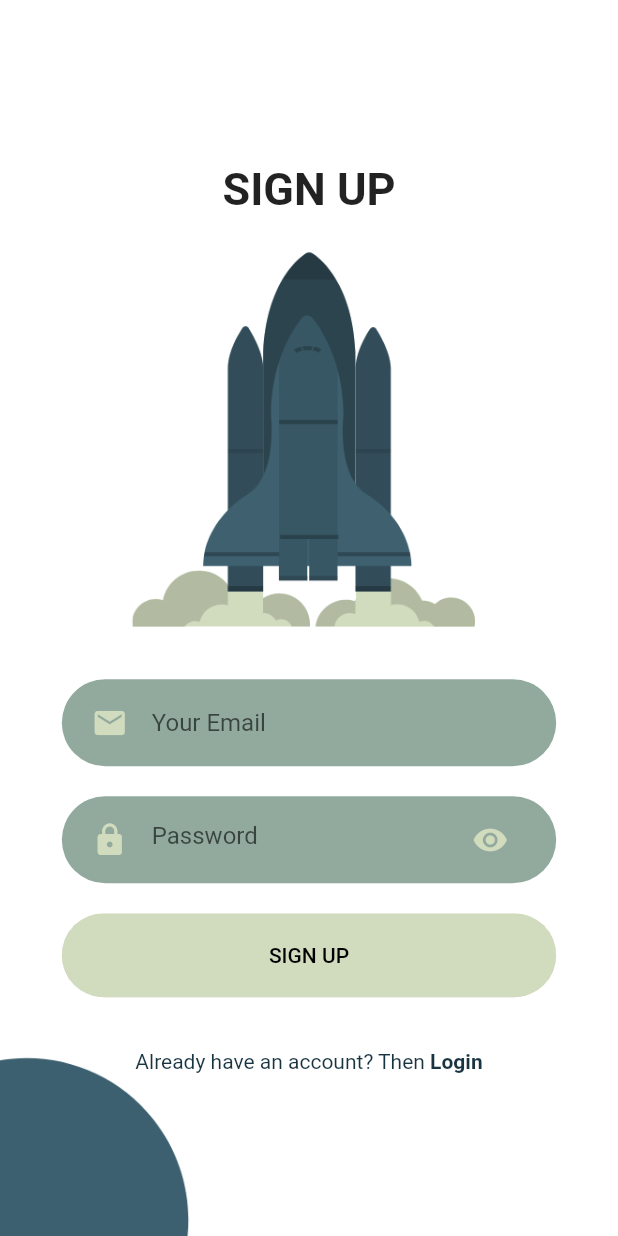
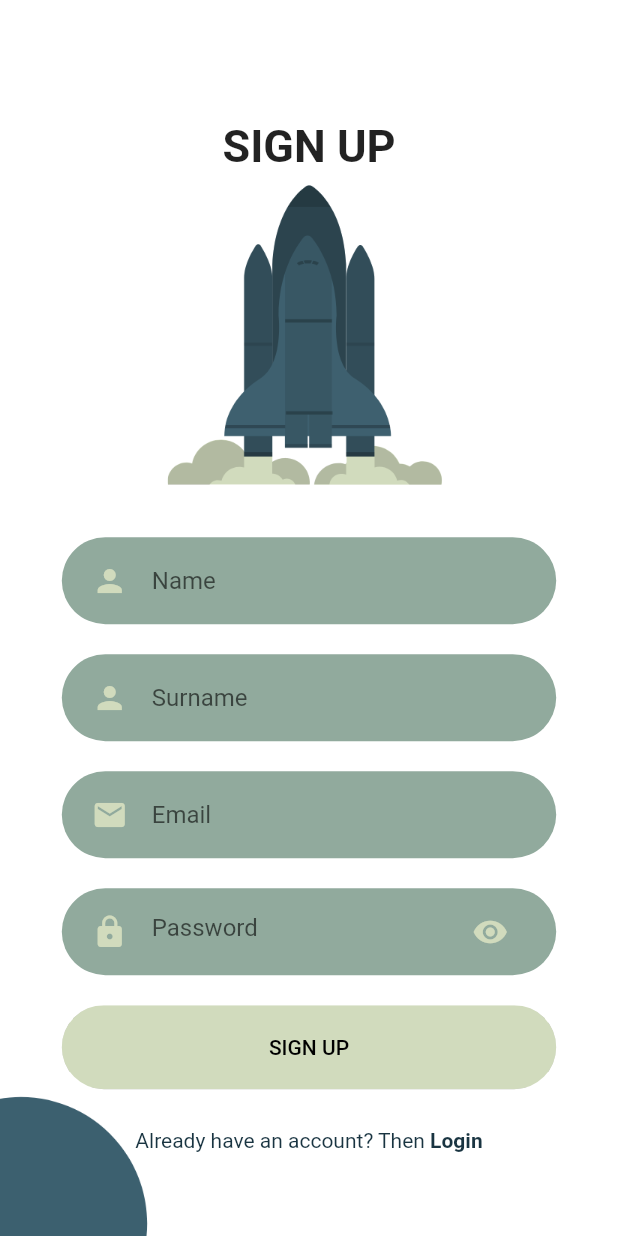
Before and after one commit to deryanurcaman/ClassifiedsMobileApp, a Flutter app: the SignUp screen opened directly, on a phone screen of 412 x 824 dp. Run offline on Flutter 3.47's test engine with Material 2 defaults, Android fonts, the phone set to English and light mode, and no system bars.

Commit message:
input field edit

```diff
--- a/classifieds_mobile_app/lib/Pages/Login/components/body.dart
+++ b/classifieds_mobile_app/lib/Pages/Login/components/body.dart
@@ -30,8 +30,9 @@ class Body extends StatelessWidget {
               width: 250
             ),
           InputField(
-              hintText: "Your Email",
+              hintText: "Email",
               onChanged: (value) {},
+              icon: Icons.mail,
             ),
             PasswordField(
               onChanged: (value) {},
--- a/classifieds_mobile_app/lib/Pages/Signup/components/background.dart
+++ b/classifieds_mobile_app/lib/Pages/Signup/components/background.dart
@@ -30,7 +30,7 @@ class Background extends StatelessWidget {
             left: 0,
             child: Image.asset(
               "assets/images/signup_bottom.png",
-              width: size.width * 0.32,
+              width: size.width * 0.25,
             ),
           ),
           child,
--- a/classifieds_mobile_app/lib/Pages/Signup/components/body.dart
+++ b/classifieds_mobile_app/lib/Pages/Signup/components/body.dart
@@ -15,20 +15,32 @@ class Body extends StatelessWidget {
         child: Column(
           mainAxisAlignment: MainAxisAlignment.center,
           children: <Widget>[
+            SizedBox(height: size.height * 0.03),
             Text(
               "SIGN UP",
               style: TextStyle(fontWeight: FontWeight.bold, fontSize: 30),
             ),
-            SizedBox(height: size.height * 0.03),
+            SizedBox(height: size.height * 0.01),
              Image.asset(
               "assets/images/spaceship.png",
-              height: 250,
-              width: 250
+              height: 200,
+              width: 200
             ),
             SizedBox(height: size.height * 0.03),
             InputField(
-              hintText: "Your Email",
+              hintText: "Name",
               onChanged: (value) {},
+              icon: Icons.person,
+            ),
+            InputField(
+              hintText: "Surname",
+              onChanged: (value) {},
+              icon: Icons.person,
+            ),
+            InputField(
+              hintText: "Email",
+              onChanged: (value) {},
+              icon: Icons.mail,
             ),
             PasswordField(
               onChanged: (value) {},
@@ -38,7 +50,7 @@ class Body extends StatelessWidget {
               textColor: Colors.black,
               press: () {},
             ),
-            SizedBox(height: size.height * 0.03),
+            SizedBox(height: size.height * 0.02),
             AccountCheck(
               login: false,
               press: () {
--- a/classifieds_mobile_app/lib/components/input_field.dart
+++ b/classifieds_mobile_app/lib/components/input_field.dart
@@ -9,7 +9,7 @@ class InputField extends StatelessWidget {
   const InputField({
     Key key,
     this.hintText,
-    this.icon = Icons.mail,
+    this.icon,
     this.onChanged,
   }) : super(key: key);
 
```
